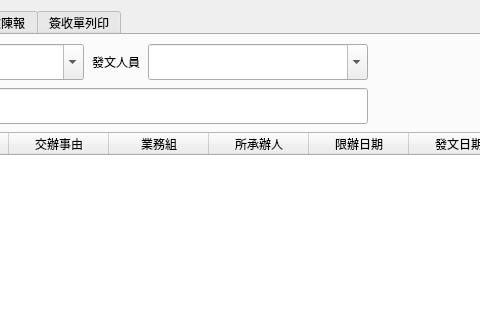
This is Layout1.ui in jerrygskk/project_police as Qt 5 draws it before an edit; both pictures show x 212 to 692 and y 0 to 320 of the 1100 by 768 pixel window. The edited form follows.
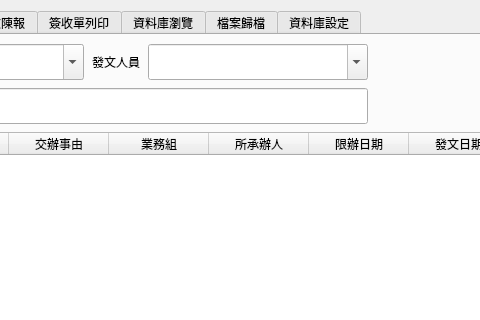
This is the edited form.

Commit message: feat: 資料庫設定 Tab + 權限管理 + Tab 順序調整

What changed in the file:
```diff
--- a/Layout1.ui
+++ b/Layout1.ui
@@ -113,6 +113,15 @@
       <widget class="QWidget" name="tab_print">
        <attribute name="title"><string>簽收單列印</string></attribute>
       </widget>
+      <widget class="QWidget" name="tab_dbbrowse">
+       <attribute name="title"><string>資料庫瀏覽</string></attribute>
+      </widget>
+      <widget class="QWidget" name="tab_archive">
+       <attribute name="title"><string>檔案歸檔</string></attribute>
+      </widget>
+      <widget class="QWidget" name="tab_settings">
+       <attribute name="title"><string>資料庫設定</string></attribute>
+      </widget>
      </widget>
     </item>
    </layout>
```
The commit also changes 19 other files.
